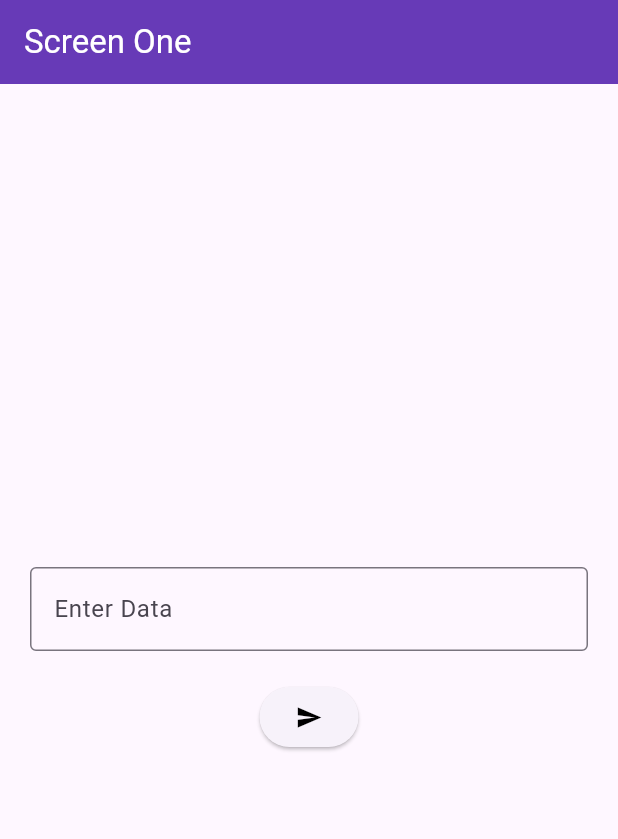
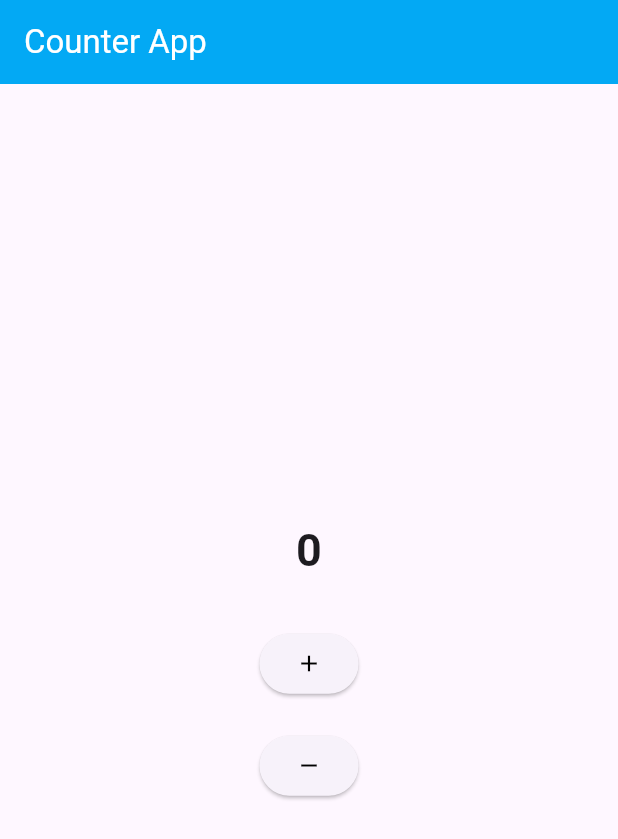
Before and after one commit to avni-7span/provider_implementation, a Flutter app: the screen it shows after launch, on a phone screen of 412 x 824 dp. Shown: the top 839 px of the screen. Run offline on Flutter 3.47's test engine with Material 3 defaults, Android fonts, the phone set to English and light mode, and no system bars.

Commit message:
Increment and Decrement Counter

```diff
--- a/lib/main.dart
+++ b/lib/main.dart
@@ -1,6 +1,8 @@
 import 'package:flutter/material.dart';
 import 'package:provider/provider.dart';
 import 'package:provider_package_implemenatation/one_textdata_passing/user_provider.dart';
+import 'package:provider_package_implemenatation/two_incremenet_decrement_counter/counter_provider.dart';
+import 'package:provider_package_implemenatation/two_incremenet_decrement_counter/home_screen.dart';
 
 import 'one_textdata_passing/screen_one.dart';
 
@@ -17,10 +19,13 @@ class MyApp extends StatelessWidget {
       providers: [
         ChangeNotifierProvider(
           create: (context) => UserProvider(),
+        ),
+        ChangeNotifierProvider(
+          create: (context) => CounterProvider(),
         )
       ],
-      child: MaterialApp(
-        home: ScreenOne(),
+      child: const MaterialApp(
+        home: HomeScreen(),
         debugShowCheckedModeBanner: false,
       ),
     );
--- /dev/null
+++ b/lib/two_incremenet_decrement_counter/counter_provider.dart
@@ -0,0 +1,17 @@
+import 'package:flutter/foundation.dart';
+
+class CounterProvider extends ChangeNotifier {
+  CounterProvider({this.value = 0});
+
+  int value;
+
+  void incrementCounter() async {
+    value++;
+    notifyListeners();
+  }
+
+  void decrementCounter() async {
+    value--;
+    notifyListeners();
+  }
+}
--- /dev/null
+++ b/lib/two_incremenet_decrement_counter/home_screen.dart
@@ -0,0 +1,60 @@
+import 'package:flutter/material.dart';
+import 'package:provider/provider.dart';
+import 'package:provider_package_implemenatation/two_incremenet_decrement_counter/counter_provider.dart';
+
+class HomeScreen extends StatefulWidget {
+  const HomeScreen({super.key});
+
+  @override
+  State<HomeScreen> createState() => _HomeScreenState();
+}
+
+class _HomeScreenState extends State<HomeScreen> {
+  @override
+  Widget build(BuildContext context) {
+    return Scaffold(
+      appBar: AppBar(
+        title: const Text(
+          'Counter App',
+          style: TextStyle(color: Colors.white),
+        ),
+        backgroundColor: Colors.lightBlue,
+      ),
+      body: Center(
+        child: Column(
+          mainAxisAlignment: MainAxisAlignment.center,
+          children: [
+            Text(
+              context.watch<CounterProvider>().value.toString(),
+              style: const TextStyle(fontSize: 30, fontWeight: FontWeight.bold),
+            ),
+            const SizedBox(
+              height: 30,
+            ),
+            ElevatedButton(
+              onPressed: () {
+                context.read<CounterProvider>().incrementCounter();
+              },
+              child: const Icon(
+                Icons.add,
+                color: Colors.black,
+              ),
+            ),
+            const SizedBox(
+              height: 20,
+            ),
+            ElevatedButton(
+              onPressed: () {
+                context.read<CounterProvider>().decrementCounter();
+              },
+              child: const Icon(
+                Icons.remove,
+                color: Colors.black,
+              ),
+            ),
+          ],
+        ),
+      ),
+    );
+  }
+}
```
